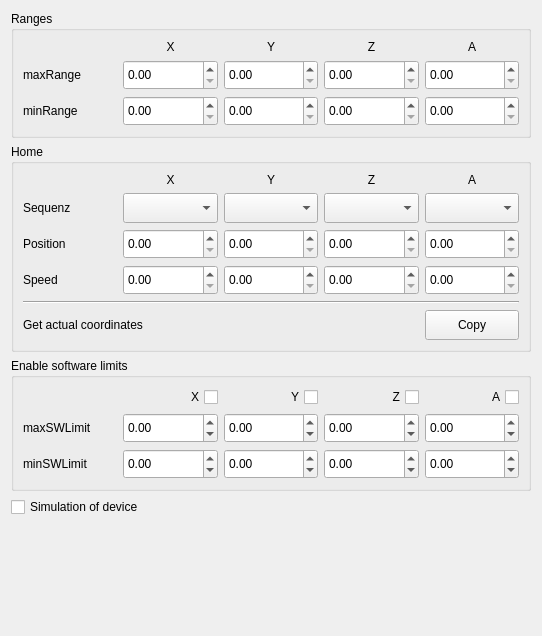
eduard-x/cnc-qt, file sources/forms/sWorkbench.ui: the form before one commit.
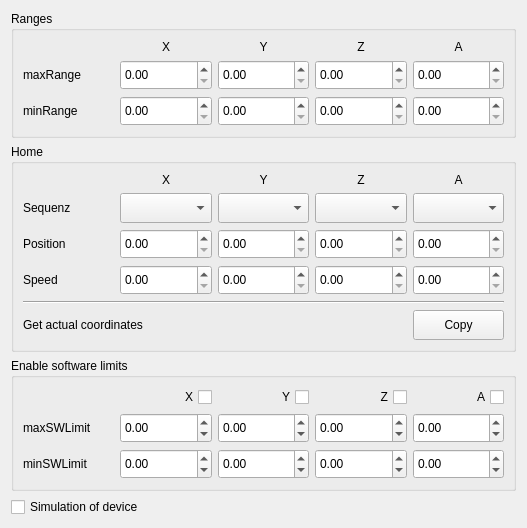
The form after the commit.

```diff
--- a/sources/forms/sWorkbench.ui
+++ b/sources/forms/sWorkbench.ui
@@ -6,15 +6,15 @@
    <rect>
     <x>0</x>
     <y>0</y>
-    <width>542</width>
-    <height>636</height>
+    <width>527</width>
+    <height>515</height>
    </rect>
   </property>
   <property name="windowTitle">
    <string>Form</string>
   </property>
-  <layout class="QGridLayout" name="gridLayout">
-   <item row="0" column="0">
+  <layout class="QVBoxLayout" name="verticalLayout">
+   <item>
     <widget class="QGroupBox" name="groupRanges">
      <property name="sizePolicy">
       <sizepolicy hsizetype="Minimum" vsizetype="Minimum">
@@ -28,56 +28,72 @@
      <property name="title">
       <string>Ranges</string>
      </property>
-     <layout class="QGridLayout" name="gridLayout_4">
-      <item row="3" column="6">
-       <widget class="QDoubleSpinBox" name="doubleRangeMinY">
-        <property name="minimumSize">
-         <size>
-          <width>75</width>
-          <height>30</height>
-         </size>
+     <layout class="QGridLayout" name="gridLayout">
+      <item row="0" column="1">
+       <widget class="QLabel" name="label_14">
+        <property name="sizePolicy">
+         <sizepolicy hsizetype="Minimum" vsizetype="Minimum">
+          <horstretch>0</horstretch>
+          <verstretch>0</verstretch>
+         </sizepolicy>
         </property>
-        <property name="maximumSize">
-         <size>
-          <width>100</width>
-          <height>35</height>
-         </size>
+        <property name="text">
+         <string>X</string>
         </property>
+        <property name="alignment">
+         <set>Qt::AlignCenter</set>
+        </property>
        </widget>
       </item>
-      <item row="2" column="7">
-       <widget class="QDoubleSpinBox" name="doubleRangeMaxZ">
-        <property name="minimumSize">
-         <size>
-          <width>75</width>
-          <height>30</height>
-         </size>
+      <item row="0" column="2">
+       <widget class="QLabel" name="label_15">
+        <property name="sizePolicy">
+         <sizepolicy hsizetype="Minimum" vsizetype="Minimum">
+          <horstretch>0</horstretch>
+          <verstretch>0</verstretch>
+         </sizepolicy>
         </property>
-        <property name="maximumSize">
-         <size>
-          <width>100</width>
-          <height>35</height>
-         </size>
+        <property name="text">
+         <string>Y</string>
         </property>
+        <property name="alignment">
+         <set>Qt::AlignCenter</set>
+        </property>
        </widget>
       </item>
-      <item row="3" column="7">
-       <widget class="QDoubleSpinBox" name="doubleRangeMinZ">
-        <property name="minimumSize">
-         <size>
-          <width>75</width>
-          <height>30</height>
-         </size>
+      <item row="0" column="3">
+       <widget class="QLabel" name="label_16">
+        <property name="sizePolicy">
+         <sizepolicy hsizetype="Minimum" vsizetype="Minimum">
+          <horstretch>0</horstretch>
+          <verstretch>0</verstretch>
+         </sizepolicy>
         </property>
-        <property name="maximumSize">
-         <size>
-          <width>100</width>
-          <height>35</height>
-         </size>
+        <property name="text">
+         <string>Z</string>
         </property>
+        <property name="alignment">
+         <set>Qt::AlignCenter</set>
+        </property>
        </widget>
       </item>
-      <item row="2" column="0">
+      <item row="0" column="4">
+       <widget class="QLabel" name="label_17">
+        <property name="sizePolicy">
+         <sizepolicy hsizetype="Minimum" vsizetype="Minimum">
+          <horstretch>0</horstretch>
+          <verstretch>0</verstretch>
+         </sizepolicy>
+        </property>
+        <property name="text">
+         <string>A</string>
+        </property>
+        <property name="alignment">
+         <set>Qt::AlignCenter</set>
+        </property>
+       </widget>
+      </item>
+      <item row="1" column="0">
        <widget class="QLabel" name="labelMax">
         <property name="sizePolicy">
          <sizepolicy hsizetype="Minimum" vsizetype="Preferred">
@@ -93,39 +109,7 @@
         </property>
        </widget>
       </item>
-      <item row="2" column="6">
-       <widget class="QDoubleSpinBox" name="doubleRangeMaxY">
-        <property name="minimumSize">
-         <size>
-          <width>75</width>
-          <height>30</height>
-         </size>
-        </property>
-        <property name="maximumSize">
-         <size>
-          <width>100</width>
-          <height>35</height>
-         </size>
-        </property>
-       </widget>
-      </item>
-      <item row="0" column="5">
-       <widget class="QLabel" name="label_14">
-        <property name="sizePolicy">
-         <sizepolicy hsizetype="Minimum" vsizetype="Minimum">
-          <horstretch>0</horstretch>
-          <verstretch>0</verstretch>
-         </sizepolicy>
-        </property>
-        <property name="text">
-         <string>X</string>
-        </property>
-        <property name="alignment">
-         <set>Qt::AlignCenter</set>
-        </property>
-       </widget>
-      </item>
-      <item row="2" column="5">
+      <item row="1" column="1">
        <widget class="QDoubleSpinBox" name="doubleRangeMaxX">
         <property name="minimumSize">
          <size>
@@ -141,8 +125,8 @@
         </property>
        </widget>
       </item>
-      <item row="3" column="5">
-       <widget class="QDoubleSpinBox" name="doubleRangeMinX">
+      <item row="1" column="2">
+       <widget class="QDoubleSpinBox" name="doubleRangeMaxY">
         <property name="minimumSize">
          <size>
           <width>75</width>
@@ -157,55 +141,39 @@
         </property>
        </widget>
       </item>
-      <item row="0" column="8">
-       <widget class="QLabel" name="label_17">
-        <property name="sizePolicy">
-         <sizepolicy hsizetype="Minimum" vsizetype="Minimum">
-          <horstretch>0</horstretch>
-          <verstretch>0</verstretch>
-         </sizepolicy>
+      <item row="1" column="3">
+       <widget class="QDoubleSpinBox" name="doubleRangeMaxZ">
+        <property name="minimumSize">
+         <size>
+          <width>75</width>
+          <height>30</height>
+         </size>
         </property>
-        <property name="text">
-         <string>A</string>
+        <property name="maximumSize">
+         <size>
+          <width>100</width>
+          <height>35</height>
+         </size>
         </property>
-        <property name="alignment">
-         <set>Qt::AlignCenter</set>
-        </property>
        </widget>
       </item>
-      <item row="0" column="7">
-       <widget class="QLabel" name="label_16">
-        <property name="sizePolicy">
-         <sizepolicy hsizetype="Minimum" vsizetype="Minimum">
-          <horstretch>0</horstretch>
-          <verstretch>0</verstretch>
-         </sizepolicy>
+      <item row="1" column="4">
+       <widget class="QDoubleSpinBox" name="doubleRangeMaxA">
+        <property name="minimumSize">
+         <size>
+          <width>75</width>
+          <height>30</height>
+         </size>
         </property>
-        <property name="text">
-         <string>Z</string>
+        <property name="maximumSize">
+         <size>
+          <width>100</width>
+          <height>35</height>
+         </size>
         </property>
-        <property name="alignment">
-         <set>Qt::AlignCenter</set>
-        </property>
        </widget>
       </item>
-      <item row="0" column="6">
-       <widget class="QLabel" name="label_15">
-        <property name="sizePolicy">
-         <sizepolicy hsizetype="Minimum" vsizetype="Minimum">
-          <horstretch>0</horstretch>
-          <verstretch>0</verstretch>
-         </sizepolicy>
-        </property>
-        <property name="text">
-         <string>Y</string>
-        </property>
-        <property name="alignment">
-         <set>Qt::AlignCenter</set>
-        </property>
-       </widget>
-      </item>
-      <item row="3" column="0">
+      <item row="2" column="0">
        <widget class="QLabel" name="labelMin">
         <property name="sizePolicy">
          <sizepolicy hsizetype="Minimum" vsizetype="Preferred">
@@ -221,8 +189,8 @@
         </property>
        </widget>
       </item>
-      <item row="2" column="8">
-       <widget class="QDoubleSpinBox" name="doubleRangeMaxA">
+      <item row="2" column="1">
+       <widget class="QDoubleSpinBox" name="doubleRangeMinX">
         <property name="minimumSize">
          <size>
           <width>75</width>
@@ -237,7 +205,39 @@
         </property>
        </widget>
       </item>
-      <item row="3" column="8">
+      <item row="2" column="2">
+       <widget class="QDoubleSpinBox" name="doubleRangeMinY">
+        <property name="minimumSize">
+         <size>
+          <width>75</width>
+          <height>30</height>
+         </size>
+        </property>
+        <property name="maximumSize">
+         <size>
+          <width>100</width>
+          <height>35</height>
+         </size>
+        </property>
+       </widget>
+      </item>
+      <item row="2" column="3">
+       <widget class="QDoubleSpinBox" name="doubleRangeMinZ">
+        <property name="minimumSize">
+         <size>
+          <width>75</width>
+          <height>30</height>
+         </size>
+        </property>
+        <property name="maximumSize">
+         <size>
+          <width>100</width>
+          <height>35</height>
+         </size>
+        </property>
+       </widget>
+      </item>
+      <item row="2" column="4">
        <widget class="QDoubleSpinBox" name="doubleRangeMinA">
         <property name="minimumSize">
          <size>
@@ -256,7 +256,7 @@
      </layout>
     </widget>
    </item>
-   <item row="1" column="0">
+   <item>
     <widget class="QGroupBox" name="groupHome">
      <property name="sizePolicy">
       <sizepolicy hsizetype="Minimum" vsizetype="Minimum">
@@ -641,7 +641,7 @@
      </layout>
     </widget>
    </item>
-   <item row="2" column="0">
+   <item>
     <widget class="QGroupBox" name="groupSoftwareLimits">
      <property name="sizePolicy">
       <sizepolicy hsizetype="Minimum" vsizetype="Minimum">
@@ -991,10 +991,10 @@
      </layout>
     </widget>
    </item>
-   <item row="3" column="0">
+   <item>
     <widget class="QCheckBox" name="checkBoxDemoController">
      <property name="sizePolicy">
-      <sizepolicy hsizetype="MinimumExpanding" vsizetype="Fixed">
+      <sizepolicy hsizetype="Minimum" vsizetype="Fixed">
        <horstretch>0</horstretch>
        <verstretch>0</verstretch>
       </sizepolicy>
@@ -1007,19 +1007,6 @@
      </property>
     </widget>
    </item>
-   <item row="4" column="0">
-    <spacer name="verticalSpacer">
-     <property name="orientation">
-      <enum>Qt::Vertical</enum>
-     </property>
-     <property name="sizeHint" stdset="0">
-      <size>
-       <width>20</width>
-       <height>40</height>
-      </size>
-     </property>
-    </spacer>
-   </item>
   </layout>
  </widget>
  <resources/>
```
